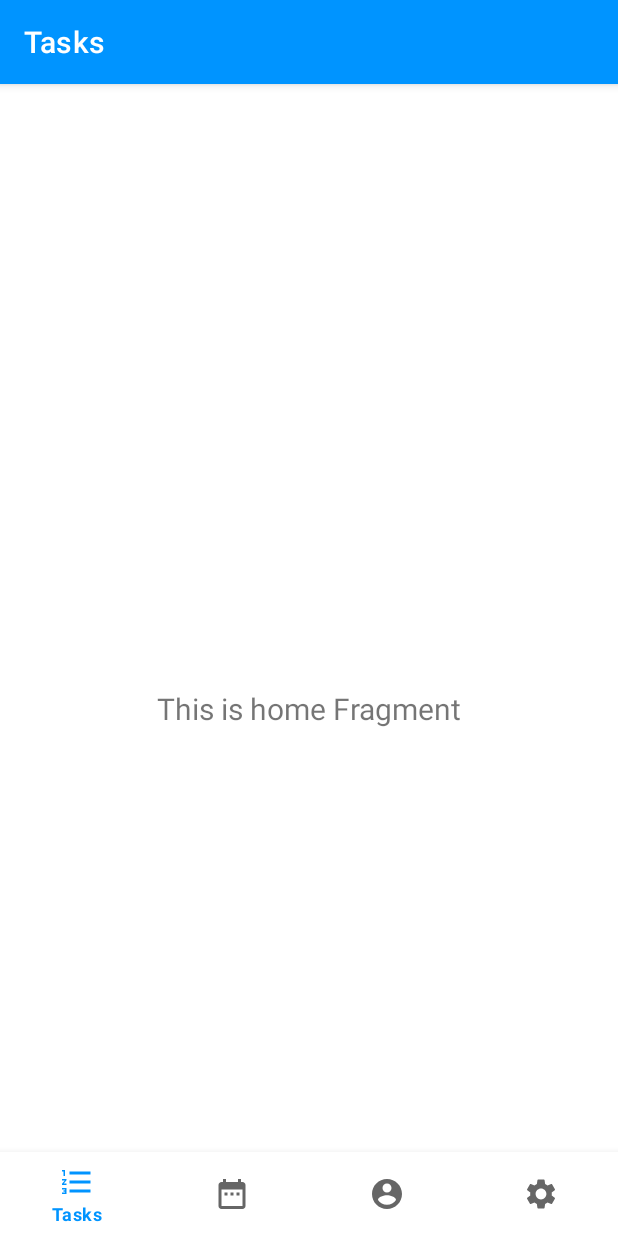
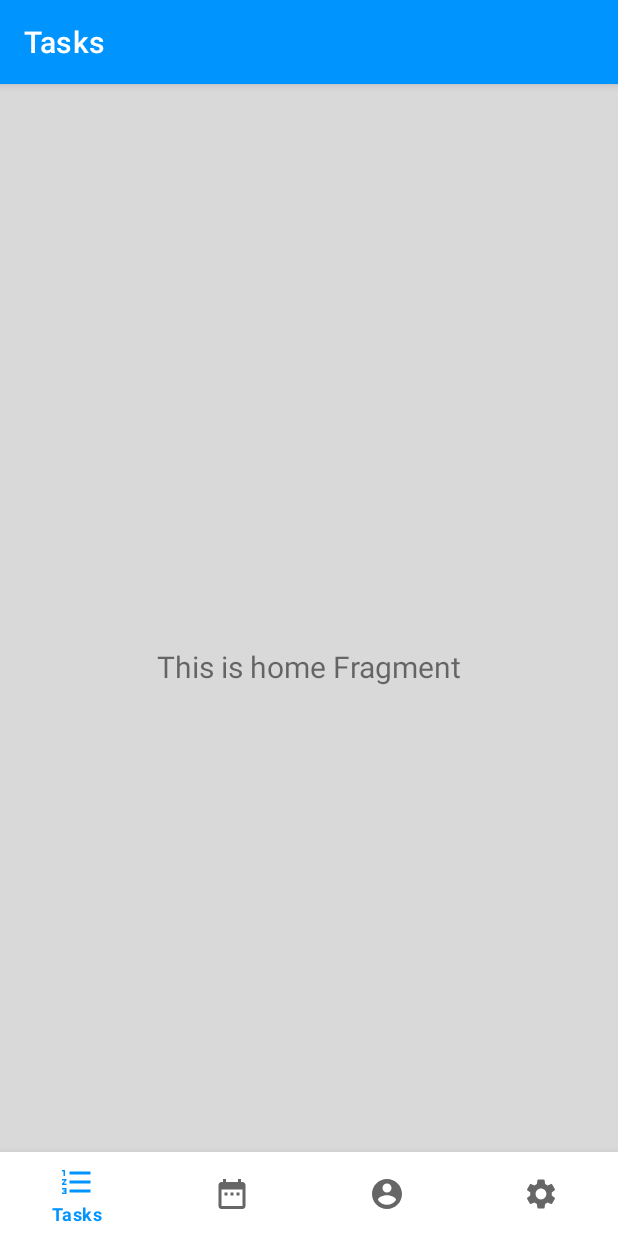
Before and after one commit to todoheap/todoheap, an Android app: the screen it shows after launch (MainActivity), on a phone screen of 412 x 824 dp. Run offline under Robolectric (Android 15) with nearby library versions, the phone set to English and light mode, and no system bars; our stand-ins replace navigation-ui.

Commit message:
background color

```diff
--- a/app/src/main/res/layout/activity_main.xml
+++ b/app/src/main/res/layout/activity_main.xml
@@ -3,8 +3,7 @@
     xmlns:app="http://schemas.android.com/apk/res-auto"
     android:id="@+id/container"
     android:layout_width="match_parent"
-    android:layout_height="match_parent"
-    android:paddingTop="?attr/actionBarSize">
+    android:layout_height="match_parent">
 
     <com.google.android.material.bottomnavigation.BottomNavigationView
         android:id="@+id/nav_view"
--- a/app/src/main/res/layout/fragment_home.xml
+++ b/app/src/main/res/layout/fragment_home.xml
@@ -4,7 +4,8 @@
     xmlns:tools="http://schemas.android.com/tools"
     android:layout_width="match_parent"
     android:layout_height="match_parent"
-    tools:context=".ui.home.HomeFragment">
+    tools:context=".ui.home.HomeFragment"
+    android:background="@color/grey_background">
 
     <TextView
         android:id="@+id/text_home"
--- a/app/src/main/res/values/colors.xml
+++ b/app/src/main/res/values/colors.xml
@@ -5,4 +5,5 @@
     <color name="teal_700">#FF018786</color>
     <color name="black">#FF000000</color>
     <color name="white">#FFFFFFFF</color>
+    <color name="grey_background">#FFD9D9D9</color>
 </resources>
```
